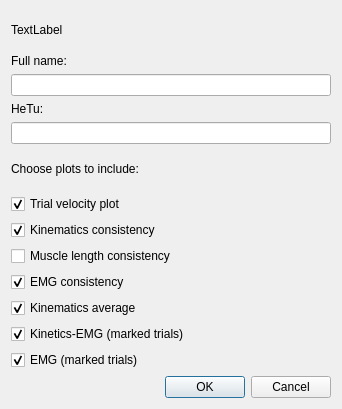
The window that gaitutils/nexus_scripts/hetu_dialog.ui (NCH-Motion-Laboratory/gaitutils) describes before a commit, drawn with Qt 5.
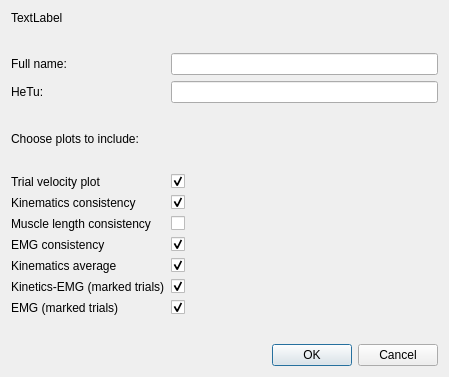
The same window after the commit.

Commit message: nicer dialog

Diff of the .ui file:
```diff
--- a/gaitutils/nexus_scripts/hetu_dialog.ui
+++ b/gaitutils/nexus_scripts/hetu_dialog.ui
@@ -6,8 +6,8 @@
    <rect>
     <x>0</x>
     <y>0</y>
-    <width>342</width>
-    <height>409</height>
+    <width>449</width>
+    <height>377</height>
    </rect>
   </property>
   <property name="windowTitle">
@@ -15,85 +15,36 @@
   </property>
   <layout class="QVBoxLayout" name="verticalLayout">
    <item>
-    <layout class="QVBoxLayout" name="verticalLayout_2">
-     <item>
-      <spacer name="verticalSpacer">
-       <property name="orientation">
-        <enum>Qt::Vertical</enum>
-       </property>
-       <property name="sizeHint" stdset="0">
-        <size>
-         <width>20</width>
-         <height>40</height>
-        </size>
-       </property>
-      </spacer>
-     </item>
-     <item>
-      <widget class="QLabel" name="prompt">
-       <property name="text">
-        <string>TextLabel</string>
-       </property>
-       <property name="alignment">
-        <set>Qt::AlignLeading|Qt::AlignLeft|Qt::AlignVCenter</set>
-       </property>
-      </widget>
-     </item>
-     <item>
-      <spacer name="verticalSpacer_2">
-       <property name="orientation">
-        <enum>Qt::Vertical</enum>
-       </property>
-       <property name="sizeHint" stdset="0">
-        <size>
-         <width>20</width>
-         <height>40</height>
-        </size>
-       </property>
-      </spacer>
-     </item>
-     <item>
+    <layout class="QFormLayout" name="formLayout">
+     <item row="2" column="0">
       <widget class="QLabel" name="label">
        <property name="text">
         <string>Full name:</string>
        </property>
       </widget>
      </item>
-     <item>
+     <item row="2" column="1">
       <widget class="QLineEdit" name="lnFullName"/>
      </item>
-     <item>
+     <item row="3" column="0">
       <widget class="QLabel" name="label_2">
        <property name="text">
         <string>HeTu:</string>
        </property>
       </widget>
      </item>
-     <item>
+     <item row="3" column="1">
       <widget class="QLineEdit" name="lnHetu"/>
      </item>
-     <item>
-      <spacer name="verticalSpacer_3">
-       <property name="orientation">
-        <enum>Qt::Vertical</enum>
-       </property>
-       <property name="sizeHint" stdset="0">
-        <size>
-         <width>20</width>
-         <height>40</height>
-        </size>
-       </property>
-      </spacer>
-     </item>
-     <item>
+     <item row="5" column="0">
       <widget class="QLabel" name="label_3">
        <property name="text">
         <string>Choose plots to include:</string>
        </property>
       </widget>
      </item>
-     <item>
-      <spacer name="verticalSpacer_4">
+     <item row="1" column="0">
+      <spacer name="verticalSpacer">
        <property name="orientation">
         <enum>Qt::Vertical</enum>
        </property>
@@ -105,7 +56,20 @@
        </property>
       </spacer>
      </item>
-     <item>
+     <item row="4" column="0">
+      <spacer name="verticalSpacer_2">
+       <property name="orientation">
+        <enum>Qt::Vertical</enum>
+       </property>
+       <property name="sizeHint" stdset="0">
+        <size>
+         <width>20</width>
+         <height>40</height>
+        </size>
+       </property>
+      </spacer>
+     </item>
+     <item row="7" column="1">
       <widget class="QCheckBox" name="cbTrialVelocity">
        <property name="sizePolicy">
         <sizepolicy hsizetype="Minimum" vsizetype="Fixed">
@@ -117,14 +81,14 @@
         <enum>Qt::LeftToRight</enum>
        </property>
        <property name="text">
-        <string>Trial velocity plot</string>
+        <string/>
        </property>
        <property name="checked">
         <bool>true</bool>
        </property>
       </widget>
      </item>
-     <item>
+     <item row="8" column="1">
       <widget class="QCheckBox" name="cbKinCons">
        <property name="sizePolicy">
         <sizepolicy hsizetype="Minimum" vsizetype="Fixed">
@@ -136,14 +100,14 @@
         <enum>Qt::LeftToRight</enum>
        </property>
        <property name="text">
-        <string>Kinematics consistency</string>
+        <string/>
        </property>
        <property name="checked">
         <bool>true</bool>
        </property>
       </widget>
      </item>
-     <item>
+     <item row="9" column="1">
       <widget class="QCheckBox" name="cbMuscleLenCons">
        <property name="sizePolicy">
         <sizepolicy hsizetype="Minimum" vsizetype="Fixed">
@@ -155,14 +119,14 @@
         <enum>Qt::LeftToRight</enum>
        </property>
        <property name="text">
-        <string>Muscle length consistency</string>
+        <string/>
        </property>
        <property name="checked">
         <bool>false</bool>
        </property>
       </widget>
      </item>
-     <item>
+     <item row="10" column="1">
       <widget class="QCheckBox" name="cbEMGCons">
        <property name="sizePolicy">
         <sizepolicy hsizetype="Minimum" vsizetype="Fixed">
@@ -174,14 +138,14 @@
         <enum>Qt::LeftToRight</enum>
        </property>
        <property name="text">
-        <string>EMG consistency</string>
+        <string/>
        </property>
        <property name="checked">
         <bool>true</bool>
        </property>
       </widget>
      </item>
-     <item>
+     <item row="11" column="1">
       <widget class="QCheckBox" name="cbKinAverage">
        <property name="sizePolicy">
         <sizepolicy hsizetype="Minimum" vsizetype="Fixed">
@@ -193,14 +157,14 @@
         <enum>Qt::LeftToRight</enum>
        </property>
        <property name="text">
-        <string>Kinematics average</string>
+        <string/>
        </property>
        <property name="checked">
         <bool>true</bool>
        </property>
       </widget>
      </item>
-     <item>
+     <item row="12" column="1">
       <widget class="QCheckBox" name="cbKinEMGMarked">
        <property name="sizePolicy">
         <sizepolicy hsizetype="Minimum" vsizetype="Fixed">
@@ -212,14 +176,14 @@
         <enum>Qt::LeftToRight</enum>
        </property>
        <property name="text">
-        <string>Kinetics-EMG (marked trials)</string>
+        <string/>
        </property>
        <property name="checked">
         <bool>true</bool>
        </property>
       </widget>
      </item>
-     <item>
+     <item row="13" column="1">
       <widget class="QCheckBox" name="cbEMGMarked">
        <property name="sizePolicy">
         <sizepolicy hsizetype="Minimum" vsizetype="Fixed">
@@ -231,10 +195,95 @@
         <enum>Qt::LeftToRight</enum>
        </property>
        <property name="text">
+        <string/>
+       </property>
+       <property name="checked">
+        <bool>true</bool>
+       </property>
+      </widget>
+     </item>
+     <item row="7" column="0">
+      <widget class="QLabel" name="label_4">
+       <property name="text">
+        <string>Trial velocity plot</string>
+       </property>
+      </widget>
+     </item>
+     <item row="8" column="0">
+      <widget class="QLabel" name="label_5">
+       <property name="text">
+        <string>Kinematics consistency</string>
+       </property>
+      </widget>
+     </item>
+     <item row="9" column="0">
+      <widget class="QLabel" name="label_6">
+       <property name="text">
+        <string>Muscle length consistency</string>
+       </property>
+      </widget>
+     </item>
+     <item row="10" column="0">
+      <widget class="QLabel" name="label_7">
+       <property name="text">
+        <string>EMG consistency</string>
+       </property>
+      </widget>
+     </item>
+     <item row="11" column="0">
+      <widget class="QLabel" name="label_8">
+       <property name="text">
+        <string>Kinematics average</string>
+       </property>
+      </widget>
+     </item>
+     <item row="12" column="0">
+      <widget class="QLabel" name="label_9">
+       <property name="text">
+        <string>Kinetics-EMG (marked trials)</string>
+       </property>
+      </widget>
+     </item>
+     <item row="13" column="0">
+      <widget class="QLabel" name="label_10">
+       <property name="text">
         <string>EMG (marked trials)</string>
        </property>
-       <property name="checked">
-        <bool>true</bool>
+      </widget>
+     </item>
+     <item row="6" column="0">
+      <spacer name="verticalSpacer_3">
+       <property name="orientation">
+        <enum>Qt::Vertical</enum>
+       </property>
+       <property name="sizeHint" stdset="0">
+        <size>
+         <width>20</width>
+         <height>40</height>
+        </size>
+       </property>
+      </spacer>
+     </item>
+     <item row="14" column="0">
+      <spacer name="verticalSpacer_4">
+       <property name="orientation">
+        <enum>Qt::Vertical</enum>
+       </property>
+       <property name="sizeHint" stdset="0">
+        <size>
+         <width>20</width>
+         <height>40</height>
+        </size>
+       </property>
+      </spacer>
+     </item>
+     <item row="0" column="0" colspan="2">
+      <widget class="QLabel" name="prompt">
+       <property name="text">
+        <string>TextLabel</string>
+       </property>
+       <property name="alignment">
+        <set>Qt::AlignLeading|Qt::AlignLeft|Qt::AlignVCenter</set>
        </property>
       </widget>
      </item>
```
